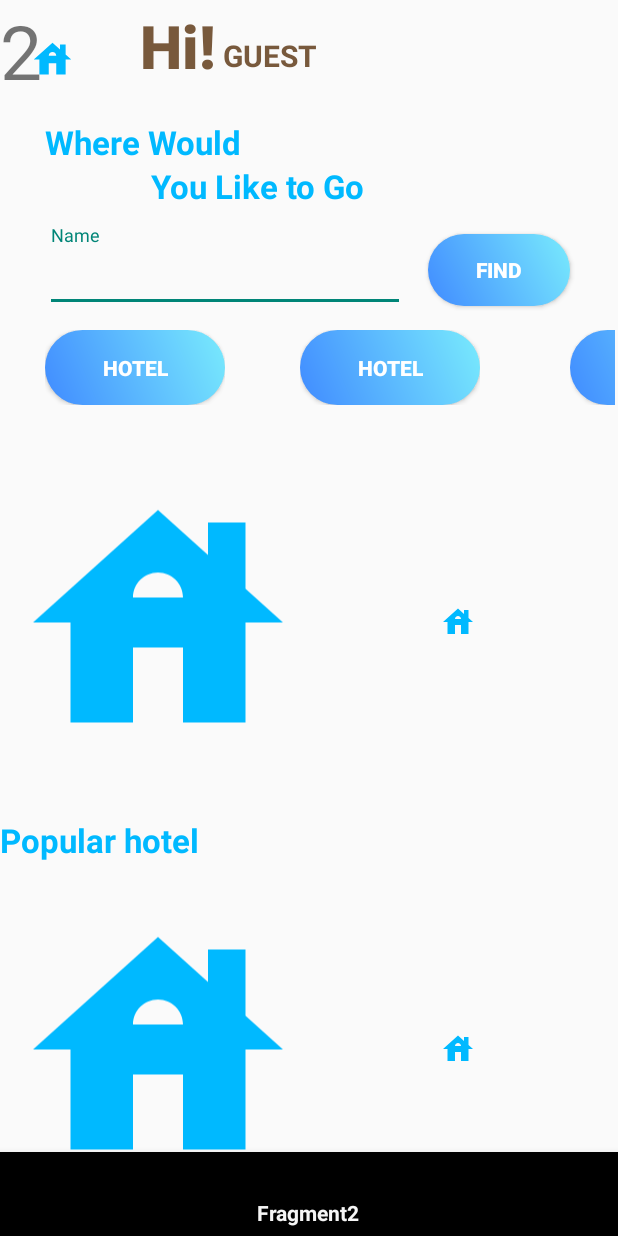
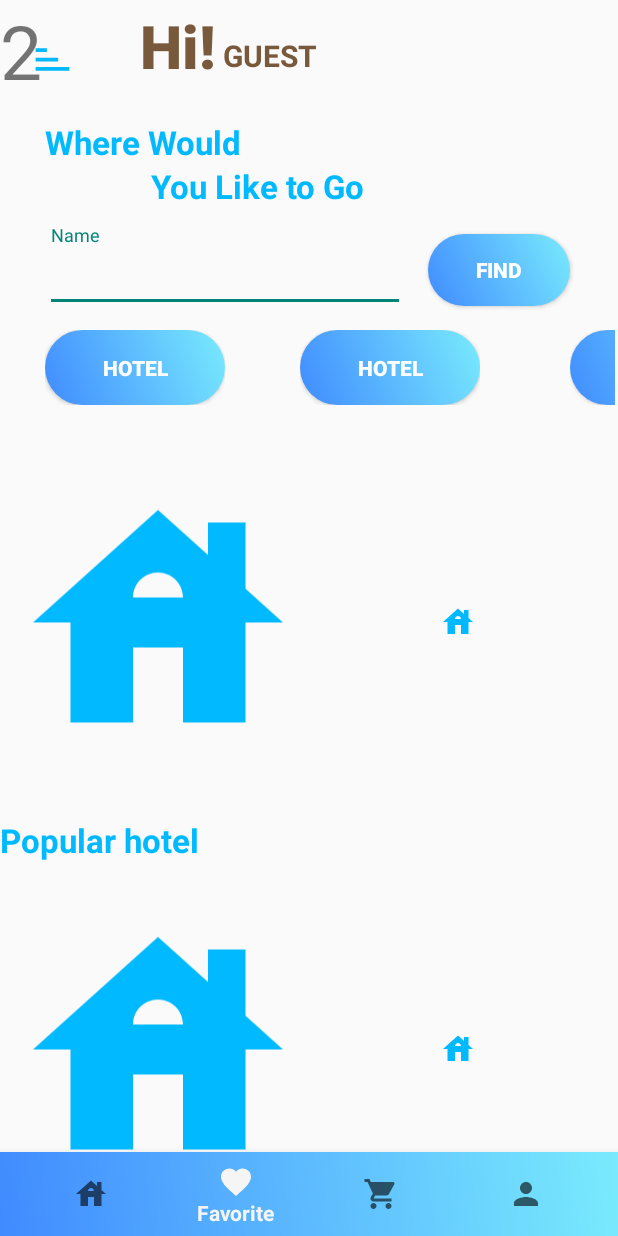
Before and after one commit to Gradi0us/DuAn1_HOMEBOOK, an Android app: the BottomNavActivity screen opened directly, with no data from a screen before it, item 2 of the bottom bar chosen, on a phone screen of 412 x 824 dp. Run offline under Robolectric (Android 15) with nearby library versions, the phone set to English and light mode, and no system bars; our stand-ins replace CircleImageView.

Commit message:
Hieund Model

```diff
--- /dev/null
+++ b/HOMEBOOK/app/src/main/res/drawable/cart.xml
@@ -0,0 +1,5 @@
+<vector android:height="24dp" android:tint="#00B9FF"
+    android:viewportHeight="24" android:viewportWidth="24"
+    android:width="24dp" xmlns:android="http://schemas.android.com/apk/res/android">
+    <path android:fillColor="@android:color/white" android:pathData="M7,18c-1.1,0 -1.99,0.9 -1.99,2S5.9,22 7,22s2,-0.9 2,-2 -0.9,-2 -2,-2zM1,2v2h2l3.6,7.59 -1.35,2.45c-0.16,0.28 -0.25,0.61 -0.25,0.96 0,1.1 0.9,2 2,2h12v-2L7.42,15c-0.14,0 -0.25,-0.11 -0.25,-0.25l0.03,-0.12 0.9,-1.63h7.45c0.75,0 1.41,-0.41 1.75,-1.03l3.58,-6.49c0.08,-0.14 0.12,-0.31 0.12,-0.48 0,-0.55 -0.45,-1 -1,-1L5.21,4l-0.94,-2L1,2zM17,18c-1.1,0 -1.99,0.9 -1.99,2s0.89,2 1.99,2 2,-0.9 2,-2 -0.9,-2 -2,-2z"/>
+</vector>
--- /dev/null
+++ b/HOMEBOOK/app/src/main/res/drawable/favorite.xml
@@ -0,0 +1,5 @@
+<vector android:height="24dp" android:tint="#00B9FF"
+    android:viewportHeight="24" android:viewportWidth="24"
+    android:width="24dp" xmlns:android="http://schemas.android.com/apk/res/android">
+    <path android:fillColor="@android:color/white" android:pathData="M12,21.35l-1.45,-1.32C5.4,15.36 2,12.28 2,8.5 2,5.42 4.42,3 7.5,3c1.74,0 3.41,0.81 4.5,2.09C13.09,3.81 14.76,3 16.5,3 19.58,3 22,5.42 22,8.5c0,3.78 -3.4,6.86 -8.55,11.54L12,21.35z"/>
+</vector>
--- /dev/null
+++ b/HOMEBOOK/app/src/main/res/drawable/menu.xml
@@ -0,0 +1,5 @@
+<vector android:height="24dp" android:tint="#00B9FF"
+    android:viewportHeight="24" android:viewportWidth="24"
+    android:width="24dp" xmlns:android="http://schemas.android.com/apk/res/android">
+    <path android:fillColor="@android:color/white" android:pathData="M3,18h18v-2L3,16v2zM3,13h12v-2L3,11v2zM3,6v2h6L9,6L3,6z"/>
+</vector>
--- a/HOMEBOOK/app/src/main/res/layout/activity_bottom_nav.xml
+++ b/HOMEBOOK/app/src/main/res/layout/activity_bottom_nav.xml
@@ -17,6 +17,7 @@
 
     <com.google.android.material.bottomnavigation.BottomNavigationView
         android:id="@+id/navigation"
+        android:background="@drawable/color_gradient"
         android:layout_width="match_parent"
         android:layout_height="wrap_content"
         android:layout_gravity="bottom"
--- a/HOMEBOOK/app/src/main/res/layout/mainscreen.xml
+++ b/HOMEBOOK/app/src/main/res/layout/mainscreen.xml
@@ -39,7 +39,7 @@
                     android:layout_height="30dp"
                     android:layout_centerVertical="true"
                     android:layout_marginLeft="30px"
-                    android:src="@drawable/ic_baseline_house_24" />
+                    android:src="@drawable/menu" />
 
                 <TextView
                     android:layout_width="wrap_content"
--- a/HOMEBOOK/app/src/main/res/menu/bottom_nav_menu.xml
+++ b/HOMEBOOK/app/src/main/res/menu/bottom_nav_menu.xml
@@ -8,11 +8,16 @@
 
     <item
         android:id="@+id/Music"
-        android:title="Fragment2" />
+        android:icon="@drawable/favorite"
+        android:title="Favorite" />
 
     <item
+        android:id="@+id/Cart"
+        android:icon="@drawable/cart"
+        android:title="Cart" />
+<item
         android:id="@+id/Account"
         android:icon="@drawable/profile_icon"
-        android:title="Cá nhân" />
+        android:title="Account" />
 
 </menu>
```
